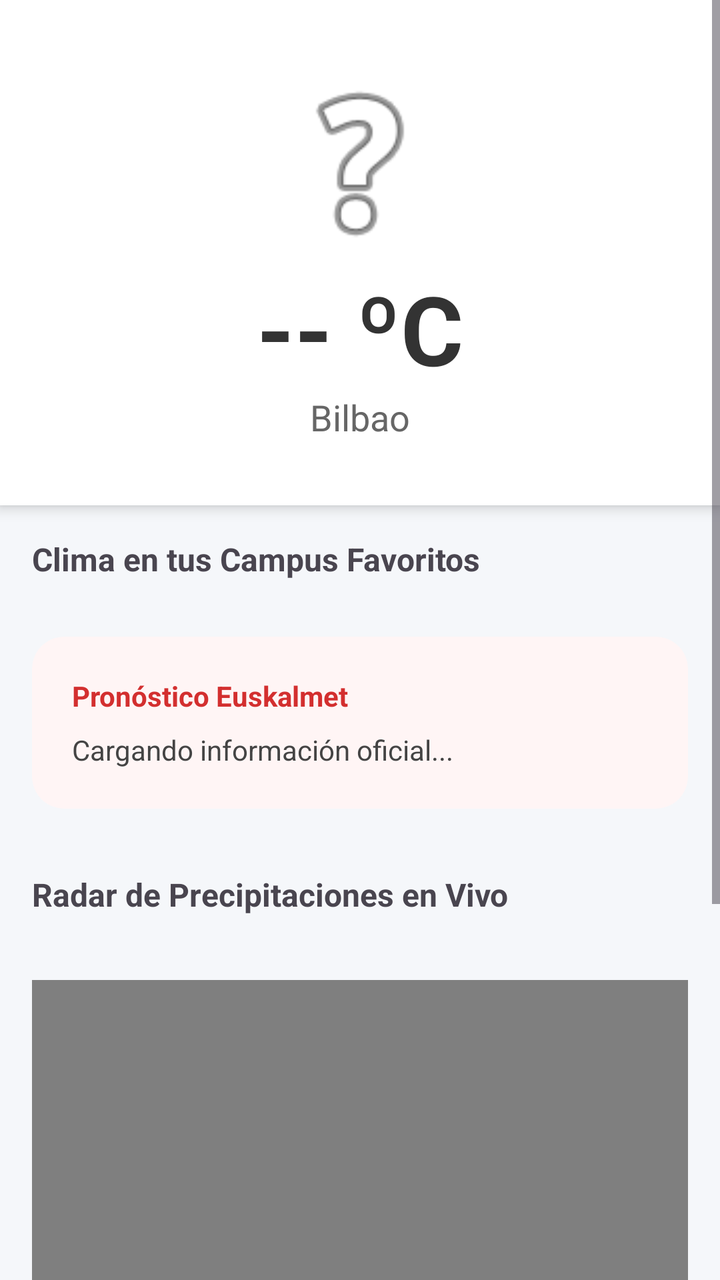
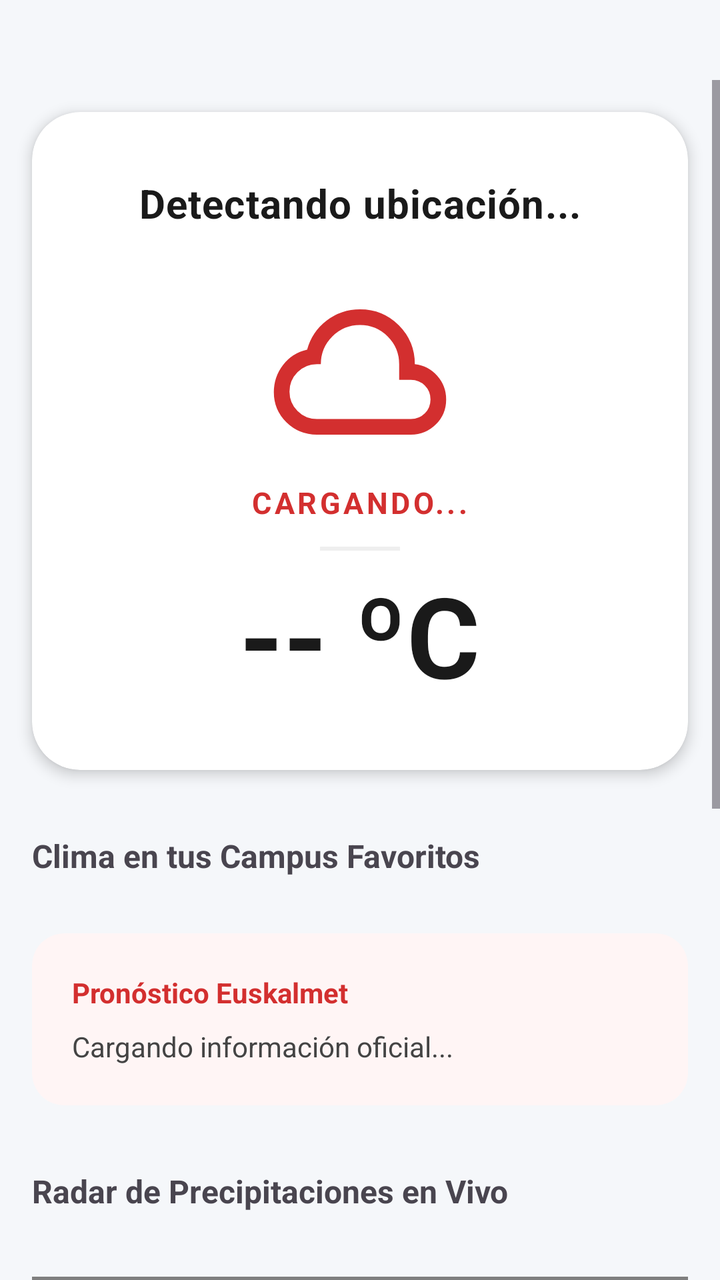

Before-and-after screenshots of an Android layout around one commit, followed by the original layout XML and the change that was made.
<!-- AndroidManifest.xml: application theme Theme.Unigodas -->
<!-- res/layout/fragment_weather.xml -->
<?xml version="1.0" encoding="utf-8"?>
<ScrollView xmlns:android="http://schemas.android.com/apk/res/android"
    xmlns:app="http://schemas.android.com/apk/res-auto"
    android:layout_width="match_parent"
    android:layout_height="match_parent"
    android:fillViewport="true"
    android:background="#F5F7FA">

    <LinearLayout
        android:layout_width="match_parent"
        android:layout_height="match_parent"
        android:orientation="vertical">

        <LinearLayout
            android:layout_width="match_parent"
            android:layout_height="wrap_content"
            android:orientation="vertical"
            android:gravity="center"
            android:padding="32dp"
            android:background="@android:color/white"
            android:elevation="4dp">

            <ImageView
                android:id="@+id/ivIconoClimaPrincipal"
                android:layout_width="100dp"
                android:layout_height="100dp"
                android:src="@android:drawable/ic_menu_help" />

            <TextView
                android:id="@+id/tvTemperaturaPrincipal"
                android:layout_width="wrap_content"
                android:layout_height="wrap_content"
                android:text="-- ºC"
                android:textSize="48sp"
                android:textStyle="bold"
                android:textColor="#333333" />

            <TextView
                android:layout_width="wrap_content"
                android:layout_height="wrap_content"
                android:text="Bilbao"
                android:textSize="18sp"
                android:textColor="#666666" />
        </LinearLayout>

        <TextView
            android:layout_width="match_parent"
            android:layout_height="wrap_content"
            android:text="Clima en tus Campus Favoritos"
            android:textSize="16sp"
            android:textStyle="bold"
            android:paddingHorizontal="16dp"
            android:paddingTop="16dp"
            android:paddingBottom="8dp" />

        <HorizontalScrollView
            android:layout_width="match_parent"
            android:layout_height="wrap_content"
            android:scrollbars="none">
            <LinearLayout
                android:id="@+id/llFavoritosContainer"
                android:layout_width="wrap_content"
                android:layout_height="wrap_content"
                android:orientation="horizontal"
                android:paddingHorizontal="12dp" />
        </HorizontalScrollView>

        <androidx.cardview.widget.CardView
            android:layout_width="match_parent"
            android:layout_height="wrap_content"
            android:layout_marginHorizontal="16dp"
            android:layout_marginTop="20dp"
            android:layout_marginBottom="8dp"
            app:cardCornerRadius="16dp"
            app:cardElevation="0dp"
            app:cardBackgroundColor="#FFF5F5"> <LinearLayout
            android:layout_width="match_parent"
            android:layout_height="wrap_content"
            android:orientation="vertical"
            android:padding="20dp">

            <TextView
                android:layout_width="wrap_content"
                android:layout_height="wrap_content"
                android:text="Pronóstico Euskalmet"
                android:textStyle="bold"
                android:textSize="14sp"
                android:textColor="#D32F2F" /> <TextView
            android:id="@+id/tvPronosticoBilbao"
            android:layout_width="match_parent"
            android:layout_height="wrap_content"
            android:layout_marginTop="8dp"
            android:text="Cargando información oficial..."
            android:textSize="14sp"
            android:lineHeight="20sp"
            android:textColor="#444444" />
        </LinearLayout>
        </androidx.cardview.widget.CardView>

        <TextView
            android:layout_width="match_parent"
            android:layout_height="wrap_content"
            android:text="Radar de Precipitaciones en Vivo"
            android:textSize="16sp"
            android:textStyle="bold"
            android:padding="16dp"
            android:layout_marginTop="8dp"/>

        <WebView
            android:id="@+id/wvRadarLluvia"
            android:layout_width="match_parent"
            android:layout_height="400dp"
            android:layout_margin="16dp"
            android:background="@android:color/darker_gray"/>

    </LinearLayout>
</ScrollView>
<!-- resources referenced by this layout -->
<resources>
  <style name="Theme.Unigodas" parent="Base.Theme.Unigodas" />
  <style name="Base.Theme.Unigodas" parent="Theme.Material3.DayNight.NoActionBar">
          
          <item name="colorPrimary">@color/bilbao_red</item>
          <item name="colorOnPrimary">@color/white</item>
          <item name="colorPrimaryContainer">@color/bilbao_red_dark</item>
  
          
          <item name="colorSecondary">@color/bilbao_grey_dark</item>
          <item name="colorOnSecondary">@color/white</item>
  
          
          <item name="android:colorBackground">@color/bg_light</item>
          <item name="colorSurface">@color/white</item>
  
          <item name="preferenceTheme">@style/PreferenceThemeOverlay</item>
      </style>
  <color name="bilbao_red">#FFCC0000</color>
  <color name="white">#FFFFFF</color>
  <color name="bilbao_red_dark">#FF990000</color>
  <color name="bilbao_grey_dark">#FF333333</color>
  <color name="bg_light">#F4F4F4</color>
</resources>

<!-- the commit's change to res/layout/fragment_weather.xml (unified diff, before → after) -->
@@ -4,6 +4,8 @@
     android:layout_width="match_parent"
     android:layout_height="match_parent"
     android:fillViewport="true"
+    android:paddingTop="40dp"
+    android:clipToPadding="false"
     android:background="#F5F7FA">
 
     <LinearLayout
@@ -11,37 +13,68 @@
         android:layout_height="match_parent"
         android:orientation="vertical">
 
-        <LinearLayout
+        <androidx.cardview.widget.CardView
             android:layout_width="match_parent"
             android:layout_height="wrap_content"
-            android:orientation="vertical"
-            android:gravity="center"
-            android:padding="32dp"
-            android:background="@android:color/white"
-            android:elevation="4dp">
+            android:layout_margin="16dp"
+            app:cardCornerRadius="24dp"
+            app:cardElevation="4dp"
+            app:cardBackgroundColor="@android:color/white">
 
-            <ImageView
-                android:id="@+id/ivIconoClimaPrincipal"
-                android:layout_width="100dp"
-                android:layout_height="100dp"
-                android:src="@android:drawable/ic_menu_help" />
+            <LinearLayout
+                android:layout_width="match_parent"
+                android:layout_height="wrap_content"
+                android:orientation="vertical"
+                android:gravity="center"
+                android:padding="32dp">
 
-            <TextView
-                android:id="@+id/tvTemperaturaPrincipal"
+                <TextView
+                    android:id="@+id/tvUbicacionPrincipal"
+                    android:layout_width="wrap_content"
+                    android:layout_height="wrap_content"
+                    android:text="Detectando ubicación..."
+                    android:textSize="20sp"
+                    android:textStyle="bold"
+                    android:textColor="#1A1A1A"
+                    android:letterSpacing="0.02" />
+
+                <ImageView
+                    android:id="@+id/ivIconoClimaPrincipal"
+                    android:layout_width="110dp"
+                    android:layout_height="110dp"
+                    android:layout_marginTop="16dp"
+                    android:padding="8dp"
+                    android:src="@drawable/ic_clima_nubes"
+                    app:tint="#D32F2F" /> <TextView
+                android:id="@+id/tvDescripcionClima"
                 android:layout_width="wrap_content"
                 android:layout_height="wrap_content"
-                android:text="-- ºC"
-                android:textSize="48sp"
-                android:textStyle="bold"
-                android:textColor="#333333" />
+                android:text="Cargando..."
+                android:textSize="15sp"
+                android:textAllCaps="true"
+                android:letterSpacing="0.1"
+                android:textColor="#D32F2F"
+                android:textStyle="bold" />
 
-            <TextView
-                android:layout_width="wrap_content"
-                android:layout_height="wrap_content"
-                android:text="Bilbao"
-                android:textSize="18sp"
-                android:textColor="#666666" />
-        </LinearLayout>
+                <View
+                    android:layout_width="40dp"
+                    android:layout_height="2dp"
+                    android:background="#EEEEEE"
+                    android:layout_marginTop="12dp"
+                    android:layout_marginBottom="12dp" />
+
+                <TextView
+                    android:id="@+id/tvTemperaturaPrincipal"
+                    android:layout_width="wrap_content"
+                    android:layout_height="wrap_content"
+                    android:text="-- ºC"
+                    android:textSize="56sp"
+                    android:textStyle="bold"
+                    android:textColor="#1A1A1A"
+                    android:includeFontPadding="false" />
+
+            </LinearLayout>
+        </androidx.cardview.widget.CardView>
 
         <TextView
             android:layout_width="match_parent"
@@ -53,17 +86,13 @@
             android:paddingTop="16dp"
             android:paddingBottom="8dp" />
 
-        <HorizontalScrollView
+        <GridLayout
+            android:id="@+id/glFavoritosContainer"
             android:layout_width="match_parent"
             android:layout_height="wrap_content"
-            android:scrollbars="none">
-            <LinearLayout
-                android:id="@+id/llFavoritosContainer"
-                android:layout_width="wrap_content"
-                android:layout_height="wrap_content"
-                android:orientation="horizontal"
-                android:paddingHorizontal="12dp" />
-        </HorizontalScrollView>
+            android:columnCount="3"
+            android:paddingHorizontal="12dp"
+            android:alignmentMode="alignMargins" />
 
         <androidx.cardview.widget.CardView
             android:layout_width="match_parent"
@@ -73,28 +102,30 @@
             android:layout_marginBottom="8dp"
             app:cardCornerRadius="16dp"
             app:cardElevation="0dp"
-            app:cardBackgroundColor="#FFF5F5"> <LinearLayout
-            android:layout_width="match_parent"
-            android:layout_height="wrap_content"
-            android:orientation="vertical"
-            android:padding="20dp">
+            app:cardBackgroundColor="#FFF5F5">
+            <LinearLayout
+                android:layout_width="match_parent"
+                android:layout_height="wrap_content"
+                android:orientation="vertical"
+                android:padding="20dp">
 
-            <TextView
-                android:layout_width="wrap_content"
-                android:layout_height="wrap_content"
-                android:text="Pronóstico Euskalmet"
-                android:textStyle="bold"
-                android:textSize="14sp"
-                android:textColor="#D32F2F" /> <TextView
-            android:id="@+id/tvPronosticoBilbao"
-            android:layout_width="match_parent"
-            android:layout_height="wrap_content"
-            android:layout_marginTop="8dp"
-            android:text="Cargando información oficial..."
-            android:textSize="14sp"
-            android:lineHeight="20sp"
-            android:textColor="#444444" />
-        </LinearLayout>
+                <TextView
+                    android:layout_width="wrap_content"
+                    android:layout_height="wrap_content"
+                    android:text="Pronóstico Euskalmet"
+                    android:textStyle="bold"
+                    android:textSize="14sp"
+                    android:textColor="#D32F2F" />
+                <TextView
+                    android:id="@+id/tvPronosticoBilbao"
+                    android:layout_width="match_parent"
+                    android:layout_height="wrap_content"
+                    android:layout_marginTop="8dp"
+                    android:text="Cargando información oficial..."
+                    android:textSize="14sp"
+                    android:lineHeight="20sp"
+                    android:textColor="#444444" />
+            </LinearLayout>
         </androidx.cardview.widget.CardView>
 
         <TextView
<!-- resource entries referenced after the edit -->
@@ -1,5 +1,11 @@
 <!-- resources referenced by this layout -->
 <resources>
+  <!-- drawable ic_clima_nubes (drawable) -->
+  <vector xmlns:android="http://schemas.android.com/apk/res/android" android:height="24dp" android:tint="#000000" android:viewportHeight="960" android:viewportWidth="960" android:width="24dp">
+        
+      <path android:fillColor="@android:color/white" android:pathData="M260,800Q169,800 104.5,737Q40,674 40,583Q40,505 87,444Q134,383 210,366Q235,274 310,217Q385,160 480,160Q597,160 678.5,241.5Q760,323 760,440L760,440L760,440Q829,448 874.5,499.5Q920,551 920,620Q920,695 867.5,747.5Q815,800 740,800L260,800ZM260,720L740,720Q782,720 811,691Q840,662 840,620Q840,578 811,549Q782,520 740,520L680,520L680,440Q680,357 621.5,298.5Q563,240 480,240Q397,240 338.5,298.5Q280,357 280,440L280,440L260,440Q202,440 161,481Q120,522 120,580Q120,638 161,679Q202,720 260,720ZM480,480Q480,480 480,480Q480,480 480,480Q480,480 480,480Q480,480 480,480L480,480L480,480Q480,480 480,480Q480,480 480,480Q480,480 480,480Q480,480 480,480L480,480L480,480Q480,480 480,480Q480,480 480,480Q480,480 480,480Q480,480 480,480Z"/>
+      
+  </vector>
   <style name="Theme.Unigodas" parent="Base.Theme.Unigodas" />
   <style name="Base.Theme.Unigodas" parent="Theme.Material3.DayNight.NoActionBar">
           
